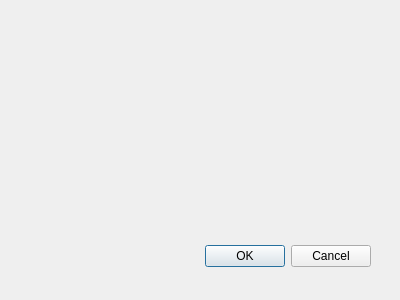
Qt form terraqube_cloud_dialog_base.ui (terraqube/terraqube_cloud) before a commit.
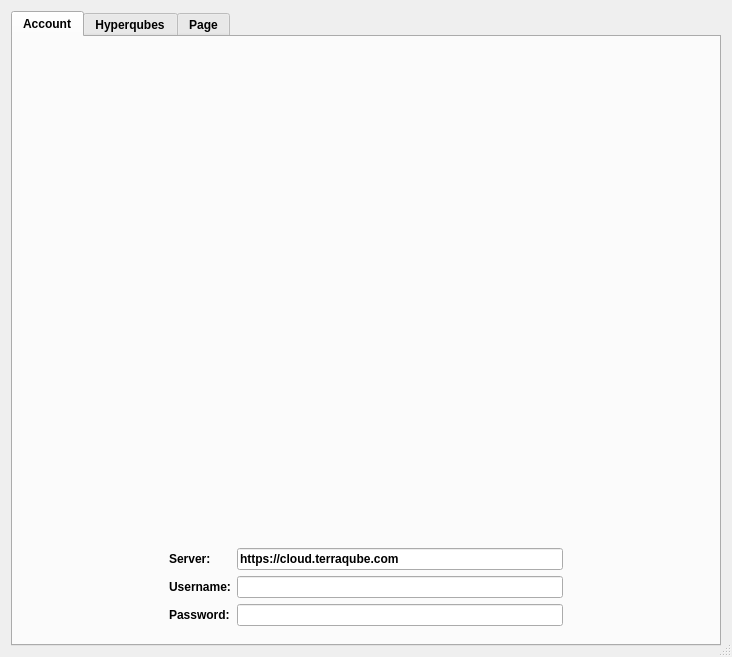
The same form after that commit.

```diff
--- a/terraqube_cloud_dialog_base.ui
+++ b/terraqube_cloud_dialog_base.ui
@@ -1,33 +1,221 @@
 <ui version="4.0" >
  <class>TerraqubeCloudDialogBase</class>
- <widget class="QDialog" name="TerraqubeCloudDialogBase" >
-  <property name="geometry" >
+ <widget class="QDialog" name="TerraqubeCloudDialogBase">
+  <property name="geometry">
    <rect>
     <x>0</x>
     <y>0</y>
-    <width>400</width>
-    <height>300</height>
+    <width>732</width>
+    <height>657</height>
    </rect>
   </property>
   <property name="windowTitle" >
    <string>Terraqube Hyperspectral Cloud</string>
   </property>
-  <widget class="QDialogButtonBox" name="button_box" >
-   <property name="geometry" >
-    <rect>
-     <x>30</x>
-     <y>240</y>
-     <width>341</width>
-     <height>32</height>
-    </rect>
-   </property>
-   <property name="orientation" >
-    <enum>Qt::Horizontal</enum>
-   </property>
-   <property name="standardButtons" >
-    <set>QDialogButtonBox::Cancel|QDialogButtonBox::Ok</set>
-   </property>
-  </widget>
+  <property name="sizeGripEnabled">
+   <bool>true</bool>
+  </property>
+  <layout class="QGridLayout" name="gridLayout_2">
+   <item row="0" column="0">
+    <layout class="QGridLayout" name="gridLayout">
+     <item row="0" column="0">
+      <widget class="QTabWidget" name="TerraqubeTab">
+       <property name="sizePolicy">
+        <sizepolicy hsizetype="Expanding" vsizetype="Expanding">
+         <horstretch>0</horstretch>
+         <verstretch>0</verstretch>
+        </sizepolicy>
+       </property>
+       <property name="font">
+        <font>
+         <weight>75</weight>
+         <bold>true</bold>
+        </font>
+       </property>
+       <property name="tabPosition">
+        <enum>QTabWidget::North</enum>
+       </property>
+       <property name="currentIndex">
+        <number>0</number>
+       </property>
+       <widget class="QWidget" name="account">
+        <attribute name="title">
+         <string>Account</string>
+        </attribute>
+        <layout class="QGridLayout" name="gridLayout_6" rowstretch="0,1,1" columnstretch="1,3,1">
+         <item row="2" column="1">
+          <widget class="QFrame" name="loginForm">
+           <property name="frameShape">
+            <enum>QFrame::NoFrame</enum>
+           </property>
+           <property name="frameShadow">
+            <enum>QFrame::Raised</enum>
+           </property>
+           <layout class="QFormLayout" name="formLayout">
+            <item row="0" column="1">
+             <spacer name="verticalSpacer">
+              <property name="orientation">
+               <enum>Qt::Vertical</enum>
+              </property>
+              <property name="sizeHint" stdset="0">
+               <size>
+                <width>20</width>
+                <height>40</height>
+               </size>
+              </property>
+             </spacer>
+            </item>
+            <item row="1" column="0">
+             <widget class="QLabel" name="serverLabel">
+              <property name="text">
+               <string>Server:</string>
+              </property>
+             </widget>
+            </item>
+            <item row="1" column="1">
+             <widget class="QLineEdit" name="serverInput">
+              <property name="text">
+               <string>https://cloud.terraqube.com</string>
+              </property>
+             </widget>
+            </item>
+            <item row="2" column="0">
+             <widget class="QLabel" name="usernameLabel">
+              <property name="text">
+               <string>Username:</string>
+              </property>
+             </widget>
+            </item>
+            <item row="2" column="1">
+             <widget class="QLineEdit" name="usernameInput"/>
+            </item>
+            <item row="3" column="0">
+             <widget class="QLabel" name="passwordLabel">
+              <property name="text">
+               <string>Password:</string>
+              </property>
+             </widget>
+            </item>
+            <item row="3" column="1">
+             <widget class="QLineEdit" name="passwordInput">
+              <property name="inputMethodHints">
+               <set>Qt::ImhSensitiveData</set>
+              </property>
+             </widget>
+            </item>
+           </layout>
+          </widget>
+         </item>
+         <item row="2" column="2">
+          <spacer name="horizontalSpacer">
+           <property name="orientation">
+            <enum>Qt::Horizontal</enum>
+           </property>
+           <property name="sizeHint" stdset="0">
+            <size>
+             <width>40</width>
+             <height>20</height>
+            </size>
+           </property>
+          </spacer>
+         </item>
+         <item row="1" column="1">
+          <layout class="QVBoxLayout" name="verticalLayout_3">
+           <item>
+            <widget class="QLabel" name="label_3">
+             <property name="text">
+              <string/>
+             </property>
+             <property name="scaledContents">
+              <bool>true</bool>
+             </property>
+             <property name="alignment">
+              <set>Qt::AlignCenter</set>
+             </property>
+            </widget>
+           </item>
+          </layout>
+         </item>
+         <item row="2" column="0">
+          <spacer name="horizontalSpacer_2">
+           <property name="orientation">
+            <enum>Qt::Horizontal</enum>
+           </property>
+           <property name="sizeHint" stdset="0">
+            <size>
+             <width>40</width>
+             <height>20</height>
+            </size>
+           </property>
+          </spacer>
+         </item>
+        </layout>
+       </widget>
+       <widget class="QWidget" name="hyperqubes">
+        <attribute name="title">
+         <string>Hyperqubes</string>
+        </attribute>
+        <layout class="QGridLayout" name="gridLayout_3">
+         <item row="0" column="0">
+          <widget class="QListView" name="listView"/>
+         </item>
+        </layout>
+       </widget>
+       <widget class="QWidget" name="tab">
+        <attribute name="title">
+         <string>Page</string>
+        </attribute>
+        <widget class="QWidget" name="horizontalLayoutWidget">
+         <property name="geometry">
+          <rect>
+           <x>9</x>
+           <y>9</y>
+           <width>561</width>
+           <height>311</height>
+          </rect>
+         </property>
+         <layout class="QHBoxLayout" name="horizontalLayout">
+          <item>
+           <layout class="QVBoxLayout" name="verticalLayout" stretch="0">
+            <item>
+             <widget class="QLabel" name="label_2">
+              <property name="sizePolicy">
+               <sizepolicy hsizetype="Preferred" vsizetype="Preferred">
+                <horstretch>0</horstretch>
+                <verstretch>0</verstretch>
+               </sizepolicy>
+              </property>
+              <property name="text">
+               <string>TextLabel</string>
+              </property>
+             </widget>
+            </item>
+           </layout>
+          </item>
+          <item>
+           <layout class="QVBoxLayout" name="verticalLayout_2"/>
+          </item>
+         </layout>
+        </widget>
+        <widget class="QLabel" name="label">
+         <property name="geometry">
+          <rect>
+           <x>10</x>
+           <y>240</y>
+           <width>35</width>
+           <height>10</height>
+          </rect>
+         </property>
+         <property name="text">
+          <string>TextLabel</string>
+         </property>
+        </widget>
+       </widget>
+      </widget>
+     </item>
+    </layout>
+   </item>
+  </layout>
  </widget>
  <resources/>
  <connections>
```
Left out of the diff: 40 changed lines with no effect on the pictures.
